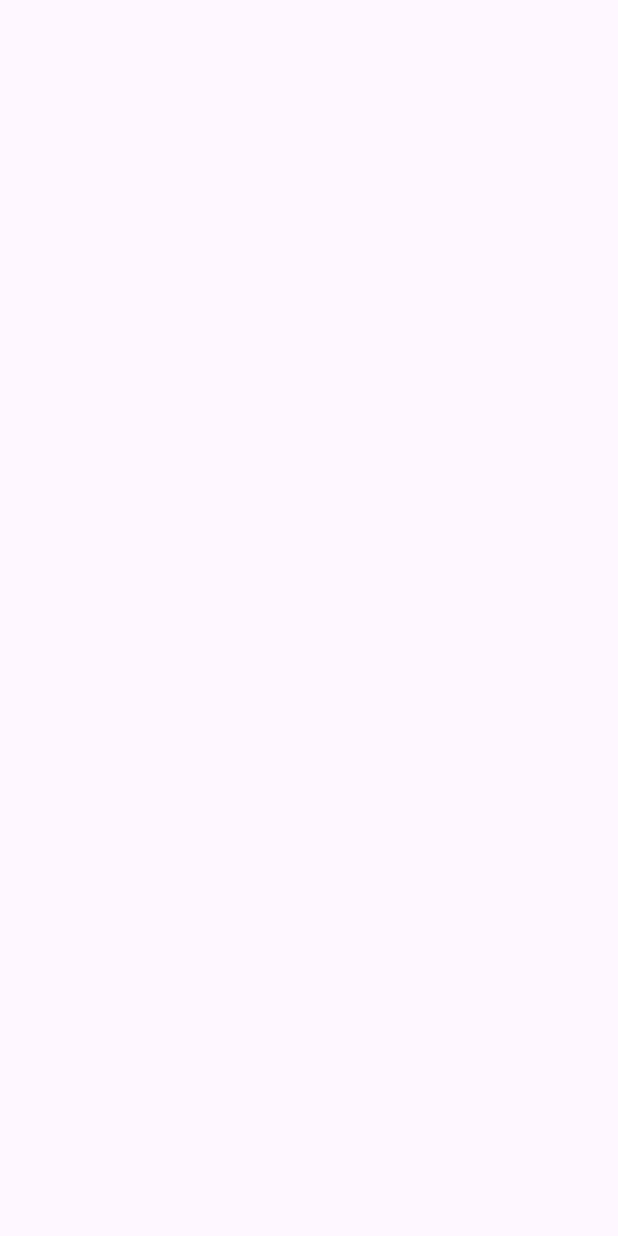
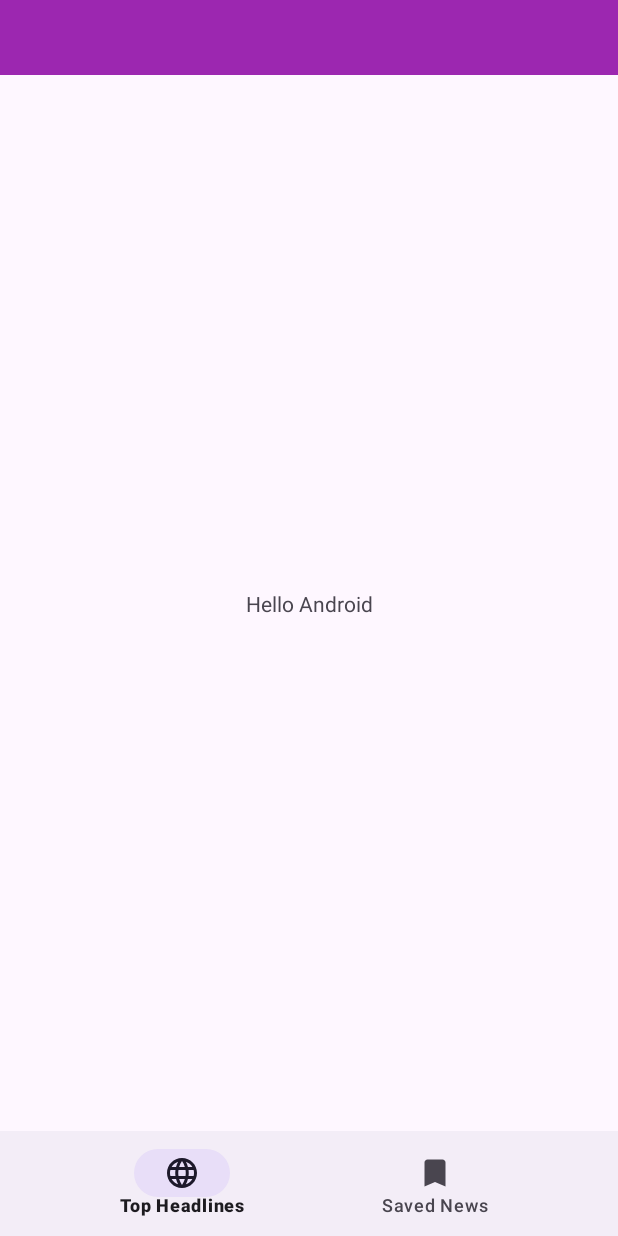
Before and after one commit to hsumyatyehtet/onenex-Code-Test-News-App, an Android app: the screen it shows after launch (MainActivity), on a phone screen of 412 x 824 dp. Before the commit the screen is empty. Run offline under Robolectric (Android 15) with nearby library versions, the phone set to English and light mode, and no system bars; our stand-ins replace navigation-ui.

Commit message:
bottom navigation add on nav architecture

```diff
--- a/app/build.gradle
+++ b/app/build.gradle
@@ -129,4 +129,8 @@ dependencies {
     // Testing Navigation
     androidTestImplementation "androidx.navigation:navigation-testing:2.5.0"
 
+    implementation 'androidx.navigation:navigation-fragment-ktx:2.5.1'
+    implementation 'androidx.navigation:navigation-ui-ktx:2.5.1'
+    implementation 'androidx.legacy:legacy-support-v4:1.0.0'
+
 }
--- a/app/src/main/java/com/example/onenex_code_test_news_app/ui/activity/MainActivity.kt
+++ b/app/src/main/java/com/example/onenex_code_test_news_app/ui/activity/MainActivity.kt
@@ -2,11 +2,28 @@ package com.example.onenex_code_test_news_app.ui.activity
 
 import androidx.appcompat.app.AppCompatActivity
 import android.os.Bundle
+import androidx.navigation.findNavController
+import androidx.navigation.ui.setupWithNavController
 import com.example.onenex_code_test_news_app.R
+import com.example.onenex_code_test_news_app.databinding.ActivityMainBinding
+import com.google.android.material.bottomnavigation.BottomNavigationView
 
 class MainActivity : BaseActivity() {
+
+    private lateinit var binding: ActivityMainBinding
+
     override fun onCreate(savedInstanceState: Bundle?) {
         super.onCreate(savedInstanceState)
-        setContentView(R.layout.activity_main)
+
+        binding = ActivityMainBinding.inflate(layoutInflater)
+        setContentView(binding.root)
+
+        setUpNavigation()
+    }
+
+    private fun setUpNavigation() {
+        val navController = this.findNavController(R.id.nav_host_news_fragment_container)
+
+        binding.bottomNavigationView.setupWithNavController(navController)
     }
 }
--- /dev/null
+++ b/app/src/main/java/com/example/onenex_code_test_news_app/ui/fragment/BaseFragment.kt
@@ -0,0 +1,16 @@
+package com.example.onenex_code_test_news_app.ui.fragment
+
+import android.os.Bundle
+import android.view.View
+import androidx.fragment.app.Fragment
+
+/**
+ * Created by Hsu Myat Ye Htet on 25/10/2023
+ */
+abstract class BaseFragment : Fragment(){
+
+    override fun onViewCreated(view: View, savedInstanceState: Bundle?) {
+        super.onViewCreated(view, savedInstanceState)
+    }
+
+}
--- /dev/null
+++ b/app/src/main/java/com/example/onenex_code_test_news_app/ui/fragment/NewsMainFragment.kt
@@ -0,0 +1,26 @@
+package com.example.onenex_code_test_news_app.ui.fragment
+
+import android.os.Bundle
+import android.view.LayoutInflater
+import android.view.View
+import android.view.ViewGroup
+import com.example.onenex_code_test_news_app.databinding.FragmentNewsMainBinding
+
+class NewsMainFragment : BaseFragment(){
+
+    private lateinit var binding: FragmentNewsMainBinding
+
+    override fun onCreateView(
+        inflater: LayoutInflater,
+        container: ViewGroup?,
+        savedInstanceState: Bundle?
+    ): View? {
+        binding = FragmentNewsMainBinding.inflate(inflater,container,false)
+        return binding.root
+    }
+
+    override fun onViewCreated(view: View, savedInstanceState: Bundle?) {
+        super.onViewCreated(view, savedInstanceState)
+    }
+
+}
--- /dev/null
+++ b/app/src/main/java/com/example/onenex_code_test_news_app/ui/fragment/SaveFragment.kt
@@ -0,0 +1,27 @@
+package com.example.onenex_code_test_news_app.ui.fragment
+
+import android.os.Bundle
+import android.view.LayoutInflater
+import android.view.View
+import android.view.ViewGroup
+import com.example.onenex_code_test_news_app.databinding.FragmentNewsMainBinding
+import com.example.onenex_code_test_news_app.databinding.FragmentSaveBinding
+
+class SaveFragment : BaseFragment(){
+
+    private lateinit var binding: FragmentSaveBinding
+
+    override fun onCreateView(
+        inflater: LayoutInflater,
+        container: ViewGroup?,
+        savedInstanceState: Bundle?
+    ): View? {
+        binding = FragmentSaveBinding.inflate(inflater,container,false)
+        return binding.root
+    }
+
+    override fun onViewCreated(view: View, savedInstanceState: Bundle?) {
+        super.onViewCreated(view, savedInstanceState)
+    }
+
+}
--- /dev/null
+++ b/app/src/main/res/drawable/baseline_bookmark.xml
@@ -0,0 +1,5 @@
+<vector android:height="24dp" android:tint="#000000"
+    android:viewportHeight="24" android:viewportWidth="24"
+    android:width="24dp" xmlns:android="http://schemas.android.com/apk/res/android">
+    <path android:fillColor="@android:color/white" android:pathData="M17,3H7c-1.1,0 -1.99,0.9 -1.99,2L5,21l7,-3 7,3V5c0,-1.1 -0.9,-2 -2,-2z"/>
+</vector>
--- /dev/null
+++ b/app/src/main/res/drawable/outline_language.xml
@@ -0,0 +1,5 @@
+<vector android:height="24dp" android:tint="#000000"
+    android:viewportHeight="24" android:viewportWidth="24"
+    android:width="24dp" xmlns:android="http://schemas.android.com/apk/res/android">
+    <path android:fillColor="@android:color/white" android:pathData="M11.99,2C6.47,2 2,6.48 2,12s4.47,10 9.99,10C17.52,22 22,17.52 22,12S17.52,2 11.99,2zM18.92,8h-2.95c-0.32,-1.25 -0.78,-2.45 -1.38,-3.56 1.84,0.63 3.37,1.91 4.33,3.56zM12,4.04c0.83,1.2 1.48,2.53 1.91,3.96h-3.82c0.43,-1.43 1.08,-2.76 1.91,-3.96zM4.26,14C4.1,13.36 4,12.69 4,12s0.1,-1.36 0.26,-2h3.38c-0.08,0.66 -0.14,1.32 -0.14,2s0.06,1.34 0.14,2L4.26,14zM5.08,16h2.95c0.32,1.25 0.78,2.45 1.38,3.56 -1.84,-0.63 -3.37,-1.9 -4.33,-3.56zM8.03,8L5.08,8c0.96,-1.66 2.49,-2.93 4.33,-3.56C8.81,5.55 8.35,6.75 8.03,8zM12,19.96c-0.83,-1.2 -1.48,-2.53 -1.91,-3.96h3.82c-0.43,1.43 -1.08,2.76 -1.91,3.96zM14.34,14L9.66,14c-0.09,-0.66 -0.16,-1.32 -0.16,-2s0.07,-1.35 0.16,-2h4.68c0.09,0.65 0.16,1.32 0.16,2s-0.07,1.34 -0.16,2zM14.59,19.56c0.6,-1.11 1.06,-2.31 1.38,-3.56h2.95c-0.96,1.65 -2.49,2.93 -4.33,3.56zM16.36,14c0.08,-0.66 0.14,-1.32 0.14,-2s-0.06,-1.34 -0.14,-2h3.38c0.16,0.64 0.26,1.31 0.26,2s-0.1,1.36 -0.26,2h-3.38z"/>
+</vector>
--- a/app/src/main/res/layout/activity_main.xml
+++ b/app/src/main/res/layout/activity_main.xml
@@ -1,18 +1,38 @@
 <?xml version="1.0" encoding="utf-8"?>
-<androidx.constraintlayout.widget.ConstraintLayout xmlns:android="http://schemas.android.com/apk/res/android"
+<RelativeLayout xmlns:android="http://schemas.android.com/apk/res/android"
     xmlns:app="http://schemas.android.com/apk/res-auto"
     xmlns:tools="http://schemas.android.com/tools"
     android:layout_width="match_parent"
     android:layout_height="match_parent"
     tools:context=".ui.activity.MainActivity">
 
-<!--    <fragment-->
-<!--        android:id="@+id/nav_host_fragment_container"-->
-<!--        android:layout_width="match_parent"-->
-<!--        android:layout_height="match_parent"-->
-<!--        android:name="androidx.navigation.fragment.NavHostFragment"-->
-<!--        app:defaultNavHost="true"-->
-<!--        app:navGraph="@navigation/news_main_nav_graph"/>-->
+    <RelativeLayout
+        android:id="@+id/rlToolbar"
+        android:layout_width="match_parent"
+        android:layout_height="50dp"
+        app:layout_constraintStart_toStartOf="parent"
+        app:layout_constraintEnd_toEndOf="parent"
+        app:layout_constraintTop_toTopOf="parent"
+        android:background="@color/colorPurple500">
+
+    </RelativeLayout>
+
+    <fragment
+        android:id="@+id/nav_host_news_fragment_container"
+        android:layout_width="match_parent"
+        android:layout_height="match_parent"
+        android:name="androidx.navigation.fragment.NavHostFragment"
+        app:defaultNavHost="true"
+        app:navGraph="@navigation/news_main_nav_graph"
+        android:layout_below="@+id/rlToolbar"
+        android:layout_above="@+id/bottomNavigationView"/>
+
+    <com.google.android.material.bottomnavigation.BottomNavigationView
+        android:id="@+id/bottomNavigationView"
+        android:layout_width="match_parent"
+        android:layout_height="70dp"
+        android:layout_alignParentBottom="true"
+        app:menu="@menu/menu_bottom_nav"/>
 
 
-</androidx.constraintlayout.widget.ConstraintLayout>
+</RelativeLayout>
--- /dev/null
+++ b/app/src/main/res/layout/fragment_news_main.xml
@@ -0,0 +1,16 @@
+<?xml version="1.0" encoding="utf-8"?>
+<androidx.constraintlayout.widget.ConstraintLayout xmlns:android="http://schemas.android.com/apk/res/android"
+    android:layout_width="match_parent"
+    android:layout_height="match_parent"
+    xmlns:app="http://schemas.android.com/apk/res-auto">
+
+    <TextView
+        android:layout_width="wrap_content"
+        android:layout_height="wrap_content"
+        android:text="Hello Android"
+        app:layout_constraintStart_toStartOf="parent"
+        app:layout_constraintEnd_toEndOf="parent"
+        app:layout_constraintTop_toTopOf="parent"
+        app:layout_constraintBottom_toBottomOf="parent"/>
+
+</androidx.constraintlayout.widget.ConstraintLayout>
--- /dev/null
+++ b/app/src/main/res/layout/fragment_save.xml
@@ -0,0 +1,16 @@
+<?xml version="1.0" encoding="utf-8"?>
+<androidx.constraintlayout.widget.ConstraintLayout xmlns:android="http://schemas.android.com/apk/res/android"
+    android:layout_width="match_parent"
+    android:layout_height="match_parent"
+    xmlns:app="http://schemas.android.com/apk/res-auto">
+
+    <TextView
+        android:layout_width="wrap_content"
+        android:layout_height="wrap_content"
+        android:text="Save"
+        app:layout_constraintStart_toStartOf="parent"
+        app:layout_constraintEnd_toEndOf="parent"
+        app:layout_constraintTop_toTopOf="parent"
+        app:layout_constraintBottom_toBottomOf="parent"/>
+
+</androidx.constraintlayout.widget.ConstraintLayout>
--- /dev/null
+++ b/app/src/main/res/menu/menu_bottom_nav.xml
@@ -0,0 +1,14 @@
+<?xml version="1.0" encoding="utf-8"?>
+<menu xmlns:android="http://schemas.android.com/apk/res/android">
+    <item
+        android:id="@+id/navNews"
+        android:icon="@drawable/outline_language"
+        android:title="Top Headlines" />
+
+    <item
+        android:id="@+id/navSave"
+        android:icon="@drawable/baseline_bookmark"
+        android:title="Saved News" />
+
+
+</menu>
--- a/app/src/main/res/navigation/news_main_nav_graph.xml
+++ b/app/src/main/res/navigation/news_main_nav_graph.xml
@@ -1,6 +1,21 @@
 <?xml version="1.0" encoding="utf-8"?>
 <navigation xmlns:android="http://schemas.android.com/apk/res/android"
     xmlns:app="http://schemas.android.com/apk/res-auto"
-    android:id="@+id/news_main_nav_graph">
+    xmlns:tools="http://schemas.android.com/tools"
+    android:id="@+id/news_main_nav_graph"
+    app:startDestination="@id/navNews">
+
+    <fragment
+        android:id="@+id/navNews"
+        android:name="com.example.onenex_code_test_news_app.ui.fragment.NewsMainFragment"
+        android:label="NewsMainFragment"
+        tools:layout="@layout/fragment_news_main"/>
+
+    <fragment
+        android:id="@+id/navSave"
+        android:name="com.example.onenex_code_test_news_app.ui.fragment.SaveFragment"
+        android:label="SaveFragment"
+        tools:layout="@layout/fragment_save"/>
+
 
 </navigation>
--- a/app/src/main/res/values/colors.xml
+++ b/app/src/main/res/values/colors.xml
@@ -2,4 +2,6 @@
 <resources>
     <color name="black">#FF000000</color>
     <color name="white">#FFFFFFFF</color>
+
+    <color name="colorPurple500">#9C27B0</color>
 </resources>
```
